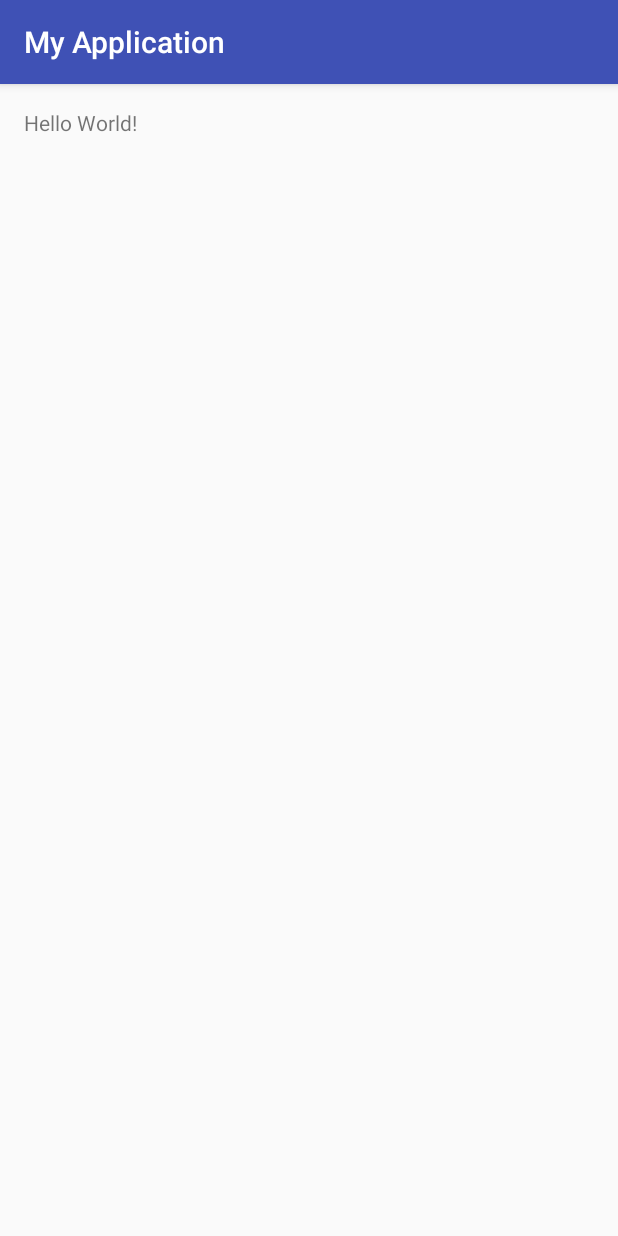
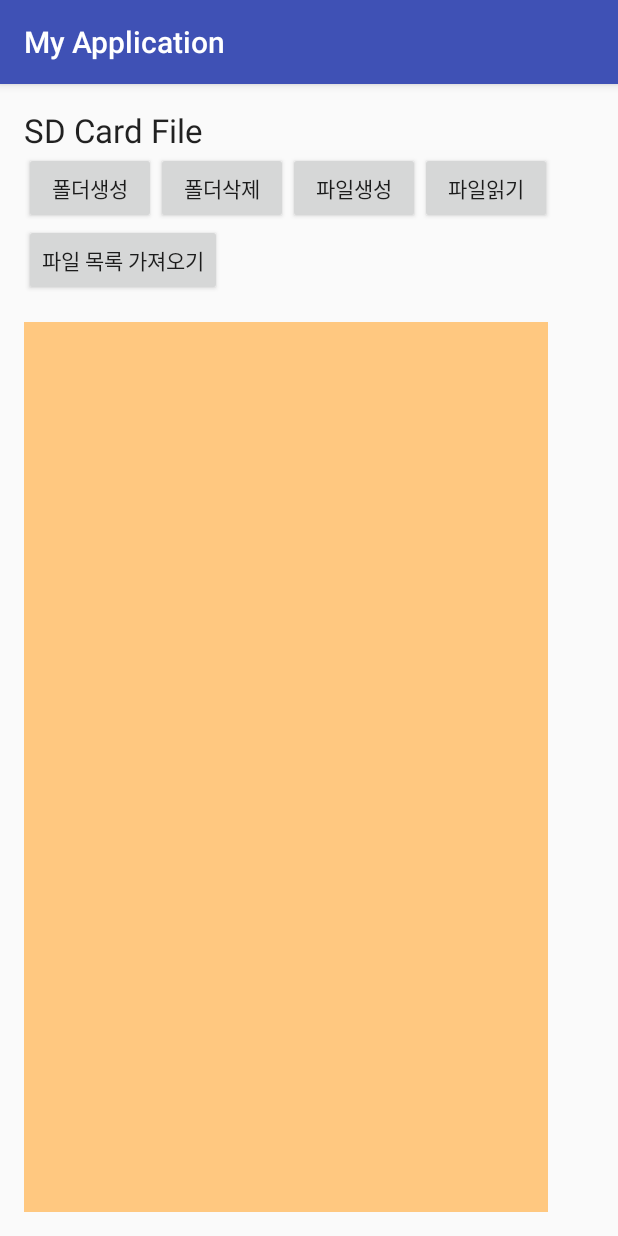
Before and after one commit to Chomina/android_work2, an Android app: the screen it shows after launch (MainActivity), on a phone screen of 412 x 824 dp. Run offline under Robolectric (Android 15) with nearby library versions, the phone set to English and light mode, and no system bars.

```diff
--- a/app/src/main/res/layout/activity_main.xml
+++ b/app/src/main/res/layout/activity_main.xml
@@ -1,6 +1,7 @@
 <?xml version="1.0" encoding="utf-8"?>
-<RelativeLayout xmlns:android="http://schemas.android.com/apk/res/android"
+<LinearLayout xmlns:android="http://schemas.android.com/apk/res/android"
     xmlns:tools="http://schemas.android.com/tools"
+    android:orientation="vertical"
     android:layout_width="match_parent"
     android:layout_height="match_parent"
     android:paddingBottom="@dimen/activity_vertical_margin"
@@ -10,7 +11,70 @@
     tools:context="com.example.ansan.myapplication.MainActivity">
 
     <TextView
-        android:layout_width="wrap_content"
+        android:layout_width="221dp"
         android:layout_height="wrap_content"
-        android:text="Hello World!" />
-</RelativeLayout>
+        android:textAppearance="?android:attr/textAppearanceLarge"
+        android:text="SD Card File"
+        android:id="@+id/textView"
+        android:layout_alignParentTop="true"
+        android:layout_alignParentEnd="true"
+        android:layout_marginEnd="250dp" />
+
+    <LinearLayout
+        android:orientation="horizontal"
+        android:layout_width="match_parent"
+        android:layout_height="wrap_content">
+
+        <Button
+            android:onClick="onClick"
+            android:layout_width="wrap_content"
+            android:layout_height="wrap_content"
+            android:text="폴더생성"
+            android:id="@+id/button" />
+
+        <Button
+            android:onClick="onClick"
+            android:layout_width="wrap_content"
+            android:layout_height="wrap_content"
+            android:text="폴더삭제"
+            android:id="@+id/button2" />
+
+        <Button
+            android:onClick="onClick"
+            android:layout_width="wrap_content"
+            android:layout_height="wrap_content"
+            android:text="파일생성"
+            android:id="@+id/button3" />
+
+        <Button
+            android:onClick="onClick"
+            android:layout_width="wrap_content"
+            android:layout_height="wrap_content"
+            android:text="파일읽기"
+            android:id="@+id/button4" />
+    </LinearLayout>
+
+    <LinearLayout
+        android:orientation="horizontal"
+        android:layout_width="match_parent"
+        android:layout_height="65dp">
+
+        <Button
+            android:onClick="onClick"
+            android:layout_width="wrap_content"
+            android:layout_height="wrap_content"
+            android:text="파일 목록 가져오기"
+            android:id="@+id/button5"
+            android:layout_gravity="center_horizontal" />
+
+    </LinearLayout>
+
+    <EditText
+        android:layout_width="349dp"
+        android:layout_height="wrap_content"
+        android:id="@+id/editText"
+        android:layout_gravity="center_vertical"
+        android:layout_weight="1"
+        android:background="#ffc880" />
+
+</LinearLayout>
```
